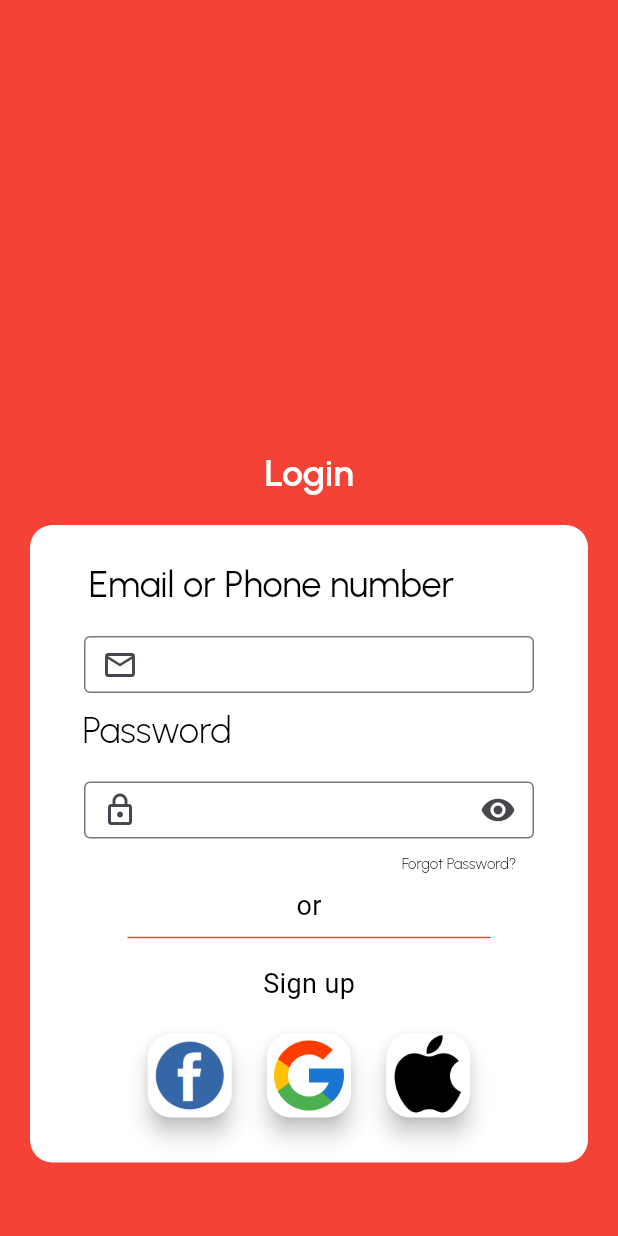
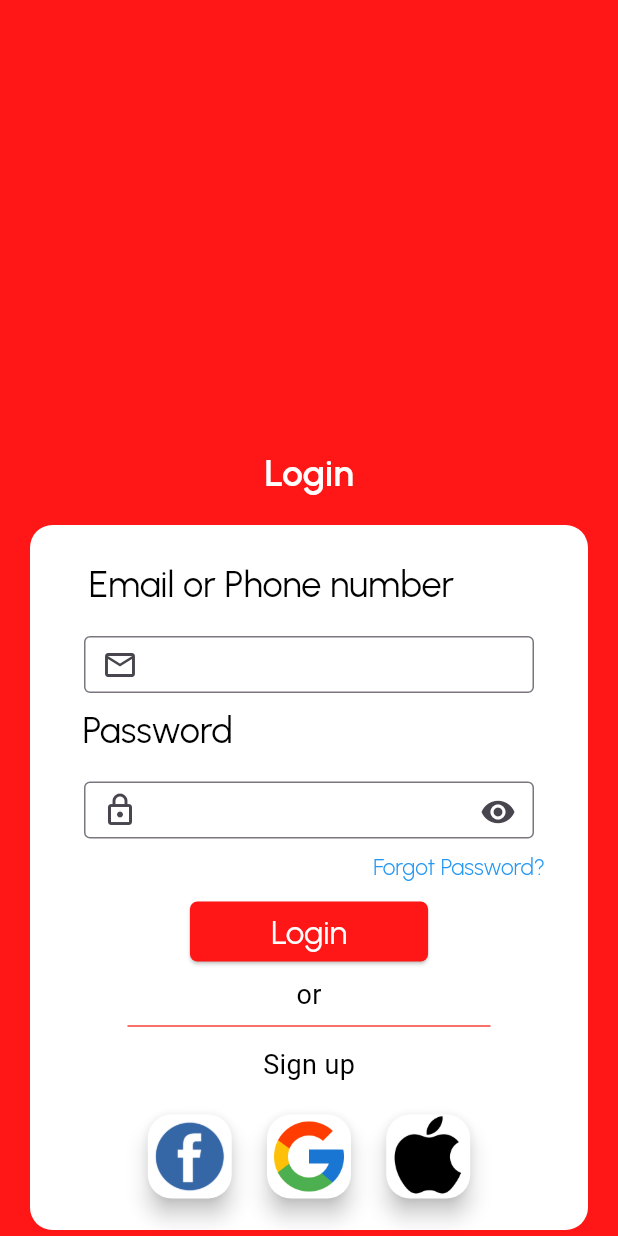
Before and after one commit to JKGlobalItSolutions/Y_Spot_Rooms_App, a Flutter app: the screen it shows after launch, after a tap on "Continue", on a phone screen of 412 x 824 dp. Run offline on Flutter 3.47's test engine with Material 3 defaults, Android fonts, the phone set to English and light mode, and no system bars; our stand-ins replace animated_text_kit, firebase_core, google_fonts; accounts and stored records are empty.

Commit message:
Today Changes
1.Modified the design corrections of this project, upgraded the tools.
2. Working on the authentication parts of the yspot project modifed the ui changes and themes of it .

```diff
--- a/yspot_project/lib/features/authentication/login_screen.dart
+++ b/yspot_project/lib/features/authentication/login_screen.dart
@@ -1,6 +1,8 @@
 import 'package:flutter/material.dart';
 import 'package:google_fonts/google_fonts.dart';
 import 'package:yspot_project/features/authentication/sign_up_screen.dart';
+
+import 'verification_screen.dart';
 
 class LoginScreen extends StatefulWidget {
   const LoginScreen({super.key});
@@ -10,10 +12,11 @@ class LoginScreen extends StatefulWidget {
 }
 
 class _LoginScreenState extends State<LoginScreen> {
+  bool _obscureText = true;
   @override
   Widget build(BuildContext context) {
     return Scaffold(
-      backgroundColor: Colors.red,
+      backgroundColor: const Color(0xFFFF1717),
       body: SingleChildScrollView(
         child: Column(
           mainAxisAlignment: MainAxisAlignment.center,
@@ -39,7 +42,7 @@ class _LoginScreenState extends State<LoginScreen> {
               decoration: BoxDecoration(
                   color: Colors.white, borderRadius: BorderRadius.circular(15)),
               width: 500,
-              height: 425,
+              height: 470,
               child: Column(
                 children: [
                   Container(
@@ -71,7 +74,7 @@ class _LoginScreenState extends State<LoginScreen> {
                     alignment: Alignment.centerLeft,
                     child: DefaultTextStyle(
                       style: GoogleFonts.urbanist(
-                        fontWeight: FontWeight.w300,
+                        fontWeight: FontWeight.w400,
                         fontSize: 24,
                         color: Colors.black,
                       ),
@@ -82,30 +85,123 @@ class _LoginScreenState extends State<LoginScreen> {
                     width: 300,
                     height: 38,
                     margin: const EdgeInsets.only(top: 20),
-                    child: const TextField(
+                    child: TextField(
+                      obscureText: _obscureText,
                       decoration: InputDecoration(
-                        prefixIcon: Icon(Icons.lock_outlined),
-                        suffixIcon: Icon(Icons.remove_red_eye_rounded),
-                        border: OutlineInputBorder(
-                          borderSide: BorderSide(color: Colors.red),
+                        prefixIcon: const Icon(Icons.lock_outlined),
+                        suffixIcon: IconButton(
+                          icon: Icon(_obscureText
+                              ? Icons.visibility
+                              : Icons.visibility_off),
+                          onPressed: () {
+                            setState(() {
+                              _obscureText = !_obscureText;
+                            });
+                          },
+                        ),
+                        border: const OutlineInputBorder(
+                          borderSide: BorderSide(color: Color(0xFFFF1717)),
                         ),
                       ),
                     ),
                   ),
                   Container(
                     margin: const EdgeInsets.only(top: 10, left: 200),
-                    child: DefaultTextStyle(
-                      style: GoogleFonts.urbanist(
-                        fontWeight: FontWeight.w300,
-                        fontSize: 10,
-                        color: Colors.black,
+                    child: GestureDetector(
+                      onTap: () {
+                        showModalBottomSheet(
+                          context: context,
+                          backgroundColor: Colors.white,
+                          shape: const RoundedRectangleBorder(
+                            borderRadius: BorderRadius.vertical(
+                              top: Radius.circular(25.0),
+                            ),
+                          ),
+                          builder: (BuildContext context) {
+                            return Padding(
+                              padding: const EdgeInsets.all(20.0),
+                              child: Column(
+                                mainAxisSize: MainAxisSize.min,
+                                children: [
+                                  Card(
+                                    color: Colors.blueAccent,
+                                    child: ListTile(
+                                      leading: const Icon(Icons.email,
+                                          color: Colors.white),
+                                      title: Text(
+                                        'Verify with Email',
+                                        style: GoogleFonts.urbanist(
+                                          fontWeight: FontWeight.bold,
+                                          fontSize: 16,
+                                          color: Colors.white,
+                                        ),
+                                      ),
+                                    ),
+                                  ),
+                                  const SizedBox(height: 10),
+                                  Card(
+                                    color: Colors.green,
+                                    child: ListTile(
+                                      leading: const Icon(Icons.phone,
+                                          color: Colors.white),
+                                      title: Text(
+                                        'Verify with Phone Number',
+                                        style: GoogleFonts.urbanist(
+                                          fontWeight: FontWeight.bold,
+                                          fontSize: 16,
+                                          color: Colors.white,
+                                        ),
+                                      ),
+                                    ),
+                                  ),
+                                ],
+                              ),
+                            );
+                          },
+                        );
+                      },
+                      child: DefaultTextStyle(
+                        style: GoogleFonts.urbanist(
+                          fontWeight: FontWeight.w300,
+                          fontSize: 15,
+                          color: Colors.blue,
+                        ),
+                        child: const Text("Forgot Password?"),
                       ),
-                      child: const Text("Forgot Password?"),
+                    ),
+                  ),
+                  Container(
+                    margin: const EdgeInsets.only(top: 10),
+                    child: ElevatedButton(
+                      onPressed: () {
+                        Navigator.push(
+                            context,
+                            MaterialPageRoute(
+                                builder: (context) =>
+                                    const VerificationScreen()));
+                      },
+                      style: ElevatedButton.styleFrom(
+                        backgroundColor: const Color(0xFFFF1717),
+                        shape: RoundedRectangleBorder(
+                          borderRadius: BorderRadius.circular(5),
+                        ),
+                      ),
+                      child: Container(
+                        margin: const EdgeInsets.only(left: 30, right: 30),
+                        child: DefaultTextStyle(
+                          style: GoogleFonts.urbanist(
+                            fontWeight: FontWeight.normal,
+                            fontSize: 22,
+                            color: Colors.white,
+                          ),
+                          child: const Text("Login"),
+                        ),
+                      ),
                     ),
                   ),
                   Container(
                     margin: const EdgeInsets.only(
-                      top: 10,
+                      top: 5,
                     ),
                     child: const Text(
                       "or",
@@ -124,7 +220,7 @@ class _LoginScreenState extends State<LoginScreen> {
                   ),
                   Container(
                     margin: const EdgeInsets.only(
-                      top: 10,
+                      top: 5,
                     ),
                     child: GestureDetector(
                       onTap: () {
--- a/yspot_project/lib/features/authentication/sign_up_screen.dart
+++ b/yspot_project/lib/features/authentication/sign_up_screen.dart
@@ -15,7 +15,7 @@ class _SignUpScreenState extends State<SignUpScreen> {
   @override
   Widget build(BuildContext context) {
     return Scaffold(
-      backgroundColor: Colors.red,
+      backgroundColor: const Color(0xFFFF1717),
       body: SingleChildScrollView(
         child: Column(
           mainAxisAlignment: MainAxisAlignment.center,
--- a/yspot_project/lib/features/authentication/verification_screen.dart
+++ b/yspot_project/lib/features/authentication/verification_screen.dart
@@ -17,7 +17,7 @@ class _VerificationScreenState extends State<VerificationScreen> {
   @override
   Widget build(BuildContext context) {
     return Scaffold(
-      backgroundColor: Colors.red,
+      backgroundColor: const Color(0xFFFF1717),
       body: SingleChildScrollView(
         child: Column(
           mainAxisAlignment: MainAxisAlignment.center,
@@ -99,7 +99,7 @@ class _VerificationScreenState extends State<VerificationScreen> {
                           style: GoogleFonts.urbanist(
                             fontWeight: FontWeight.w400,
                             fontSize: 16,
-                            color: Colors.red,
+                            color: const Color(0xFFFF1717),
                           ),
                           child: const Text("resend code"),
                         ),
@@ -117,7 +117,7 @@ class _VerificationScreenState extends State<VerificationScreen> {
                               builder: (context) => const AccessLocationScreen()));
                     },
                     style: ElevatedButton.styleFrom(
-                      backgroundColor: Colors.red,
+                      backgroundColor: const Color(0xFFFF1717),
                       shape: RoundedRectangleBorder(
                         borderRadius: BorderRadius.circular(5),
                       ),
--- a/yspot_project/lib/features/language/language_screen.dart
+++ b/yspot_project/lib/features/language/language_screen.dart
@@ -15,7 +15,7 @@ class _LanguageScreenState extends State<LanguageScreen> {
   @override
   Widget build(BuildContext context) {
     return Scaffold(
-      backgroundColor: Colors.red,
+      backgroundColor: const Color(0xFFFF1717),
       body: SizedBox(
         height: MediaQuery.of(context).size.height * 0.90,
         child: Column(
@@ -75,8 +75,9 @@ class _LanguageScreenState extends State<LanguageScreen> {
                   Container(
                       margin: const EdgeInsets.all(8.0),
                       decoration: BoxDecoration(
-                        border: Border.all(color: Colors.red),
-                        borderRadius: BorderRadius.circular(8.0)),
+                          border: Border.all(color: const Color(0xFFFF1717)),
+                          borderRadius: BorderRadius.circular(8.0)
+                      ),
                       child: RadioListTile(
                           title: const Text("English"),
                           value: 'English',
@@ -85,38 +86,44 @@ class _LanguageScreenState extends State<LanguageScreen> {
                             setState(() {
                               selectedLanguage = value!;
                             });
-                        }),
+                          }
+                      )
                   ),
                   Container(
                       margin: const EdgeInsets.all(8.0),
                       decoration: BoxDecoration(
-                        border: Border.all(color: Colors.red),
-                        borderRadius: BorderRadius.circular(8.0)),
+                          border: Border.all(color: const Color(0xFFFF1717)),
+                          borderRadius: BorderRadius.circular(8.0)
+                      ),
                       child: RadioListTile(
-                        title: const Text("Tamil"),
+                          title: const Text("தமிழ்"),
                           value: 'Tamil',
                           groupValue: selectedLanguage,
                           onChanged: (value) {
                             setState(() {
                               selectedLanguage = value!;
                             });
-                        }),
+                          }
+                      )
                   ),
                   Container(
                       margin: const EdgeInsets.all(8.0),
                       decoration: BoxDecoration(
-                        border: Border.all(color: Colors.red),
-                        borderRadius: BorderRadius.circular(8.0)),
+                          border: Border.all(color: const Color(0xFFFF1717)),
+                          borderRadius: BorderRadius.circular(8.0)
+                      ),
                       child: RadioListTile(
-                        title: const Text("Hindi"),
+                          title: const Text("हिन्दी"),
                           value: 'Hindi',
                           groupValue: selectedLanguage,
                           onChanged: (value) {
                             setState(() {
                               selectedLanguage = value!;
                             });
-                        }),
+                          }
+                      )
                   ),
+
                   const SizedBox(
                     height: 20,
                   ),
@@ -128,7 +135,7 @@ class _LanguageScreenState extends State<LanguageScreen> {
                               builder: (context) => const LoginScreen()));
                     },
                     style: ElevatedButton.styleFrom(
-                      backgroundColor: Colors.red,
+                      backgroundColor: const Color(0xFFFF1717),
                       shape: RoundedRectangleBorder(
                         borderRadius: BorderRadius.circular(5),
                       ),
--- a/yspot_project/lib/home_screen.dart
+++ b/yspot_project/lib/home_screen.dart
@@ -13,7 +13,7 @@ class _HomeScreenState extends State<HomeScreen> {
   @override
   Widget build(BuildContext context) {
     return Scaffold(
-      backgroundColor: Colors.white,
+      backgroundColor: const Color(0xFFFF1717),
       appBar: AppBar(
         title: const Text("Yspot"),
       ),
--- a/yspot_project/lib/splash_screen.dart
+++ b/yspot_project/lib/splash_screen.dart
@@ -4,7 +4,7 @@ import 'package:google_fonts/google_fonts.dart';
 
 class SplashScreen extends StatefulWidget {
   final Widget child;
-  const SplashScreen({super.key, required this.child});
+  const SplashScreen({Key? key, required this.child}) : super(key: key);
 
   @override
   State<SplashScreen> createState() => _SplashScreenState();
@@ -13,7 +13,7 @@ class SplashScreen extends StatefulWidget {
 class _SplashScreenState extends State<SplashScreen> {
   @override
   void initState() {
-    Future.delayed(const Duration(seconds: 5)).then((value) {
+    Future.delayed(const Duration(seconds: 3)).then((value) {
       Navigator.pushAndRemoveUntil(
           context,
           MaterialPageRoute(builder: (context) => widget.child),
@@ -25,19 +25,25 @@ class _SplashScreenState extends State<SplashScreen> {
   @override
   Widget build(BuildContext context) {
     return Scaffold(
-      backgroundColor: Colors.red,
-      body: Column(
+      backgroundColor: const Color(0xFFFF1717),
+      body: Center(
+        child: Column(
           mainAxisAlignment: MainAxisAlignment.center,
           children: [
-          FractionallySizedBox(
-            widthFactor: 0.40,
+            Expanded(
+              flex: 2,
+              child: FractionallySizedBox(
+                widthFactor: 0.6,
                 child: Image.asset(
                   "assets/logo assets/yspot_logo.png",
                   alignment: Alignment.center,
                 ),
               ),
-          Container(
-            margin: const EdgeInsets.only(top: 350),
+            ),
+            const SizedBox(height: 16), // Add some space between the image and the text
+            Expanded(
+              flex: 1,
+              child: Container(
                 padding: const EdgeInsets.all(20),
                 child: DefaultTextStyle(
                   style: GoogleFonts.urbanist(
@@ -47,15 +53,26 @@ class _SplashScreenState extends State<SplashScreen> {
                   ),
                   child: AnimatedTextKit(
                     animatedTexts: [
-                  TyperAnimatedText(
-                      "Hello, traveler! let's find you the perfect room for your next adventure!!"),
+                      FadeAnimatedText(
+                        "Hello, traveler! let's find you the perfect room for your next adventure!!",
+                        duration: const Duration(seconds: 3),
+                        textStyle: GoogleFonts.urbanist(
+                          color: Colors.white,
+                          fontSize: 17.0,
+                          fontWeight: FontWeight.bold,
+                        ),
+                      ),
                     ],
                     totalRepeatCount: 1,
+                    isRepeatingAnimation: false,
+                    onTap: () {},
+                  ),
                 ),
               ),
             ),
           ],
         ),
+      ),
     );
   }
 }
--- a/yspot_project/pubspec.yaml
+++ b/yspot_project/pubspec.yaml
@@ -36,6 +36,9 @@ dependencies:
   flutter_screenutil:
   animated_text_kit:
   google_fonts:
+
+  #Language feature
+  flutter_localization:
 
   #Otp page
   otp_autofill:
```
Also changed, not shown: yspot_project/lib/features/maps/access_location_screen.dart (+3 -4 lines), yspot_project/pubspec.lock. Lines whose indentation alone changed are shown as unchanged.
